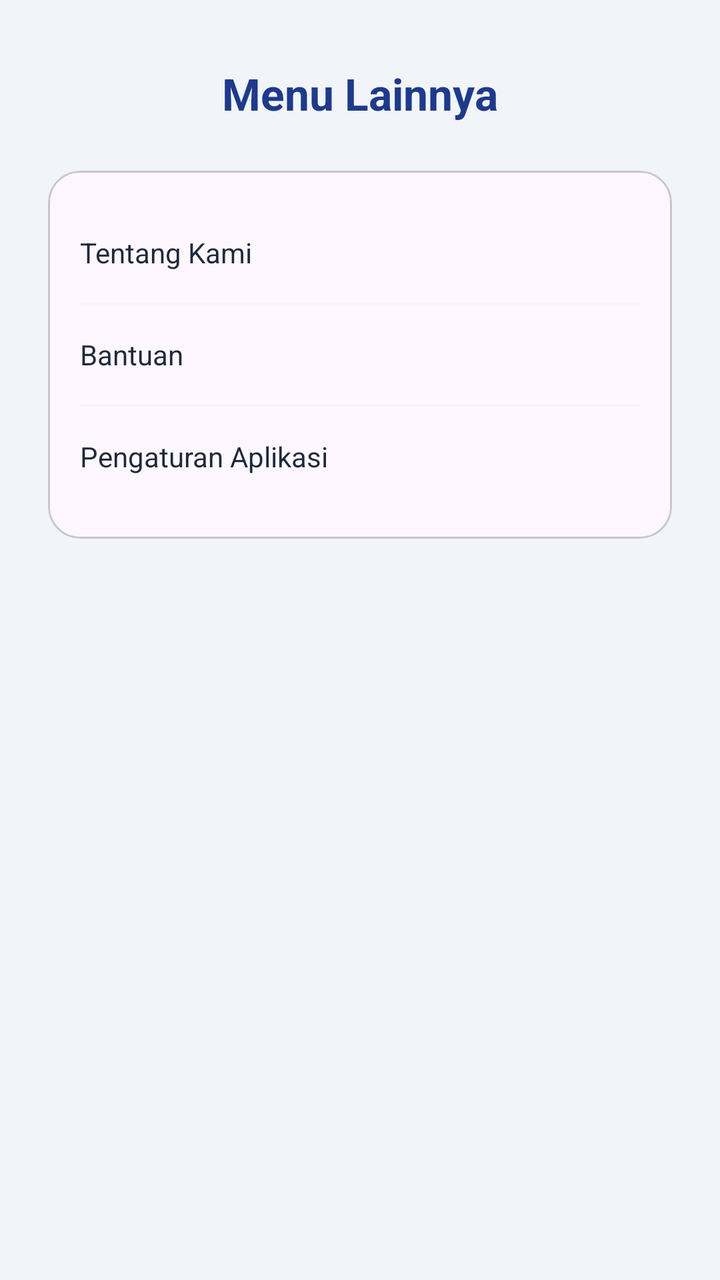
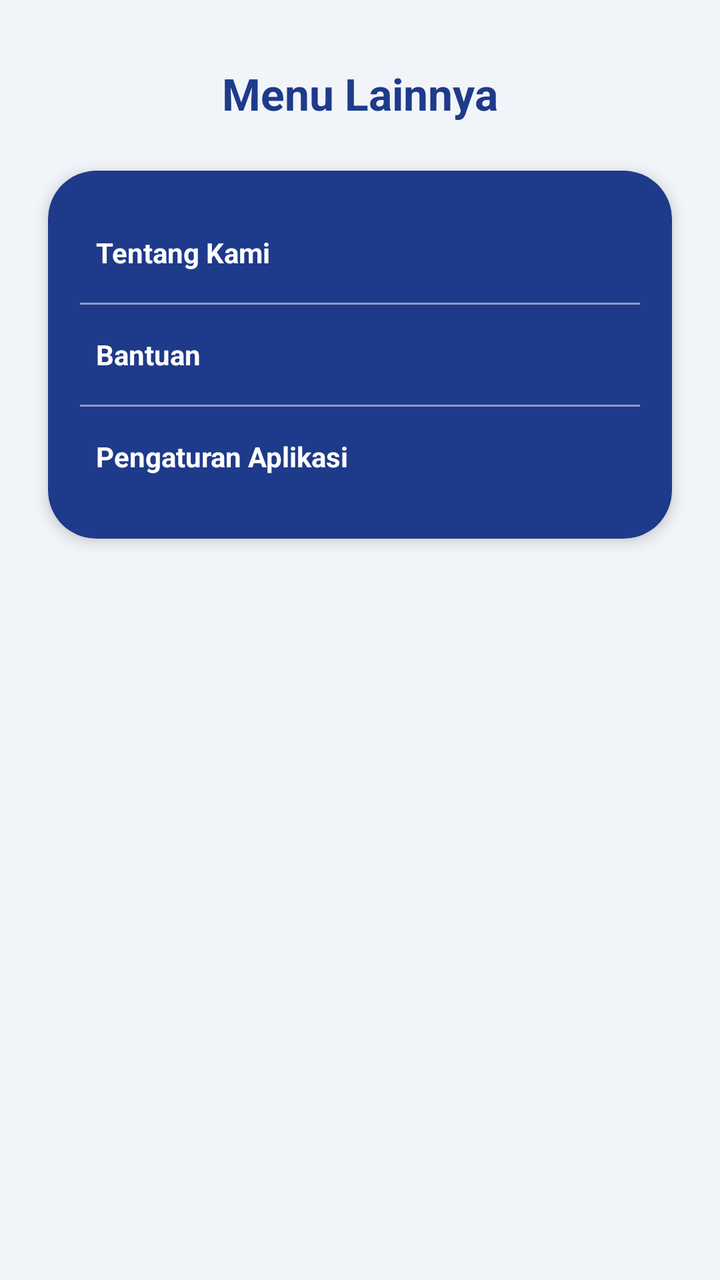

Two renders of the same Android screen: before a commit and after it. Below are the layout's source before the change and the commit's diff.
<!-- AndroidManifest.xml: application theme Theme.ProjectMobile -->
<!-- res/layout/fragment_more.xml -->
<?xml version="1.0" encoding="utf-8"?>
<androidx.constraintlayout.widget.ConstraintLayout
    xmlns:android="http://schemas.android.com/apk/res/android"
    xmlns:app="http://schemas.android.com/apk/res-auto"
    android:layout_width="match_parent"
    android:layout_height="match_parent"
    android:background="#F1F5F9">

    <TextView
        android:id="@+id/tvMoreTitle"
        android:layout_width="wrap_content"
        android:layout_height="wrap_content"
        android:text="Menu Lainnya"
        android:textColor="#1E3A8A"
        android:textSize="22sp"
        android:textStyle="bold"
        android:layout_marginTop="32dp"
        app:layout_constraintTop_toTopOf="parent"
        app:layout_constraintStart_toStartOf="parent"
        app:layout_constraintEnd_toEndOf="parent"/>

    <com.google.android.material.card.MaterialCardView
        android:layout_width="match_parent"
        android:layout_height="wrap_content"
        android:layout_margin="24dp"
        app:cardCornerRadius="16dp"
        app:layout_constraintTop_toBottomOf="@id/tvMoreTitle">

        <LinearLayout
            android:layout_width="match_parent"
            android:layout_height="wrap_content"
            android:orientation="vertical"
            android:padding="16dp">

            <TextView
                android:layout_width="match_parent"
                android:layout_height="50dp"
                android:gravity="center_vertical"
                android:text="Tentang Kami"
                android:textColor="#1E293B"/>

            <View
                android:layout_width="match_parent"
                android:layout_height="1dp"
                android:background="#F1F5F9"/>

            <TextView
                android:layout_width="match_parent"
                android:layout_height="50dp"
                android:gravity="center_vertical"
                android:text="Bantuan"
                android:textColor="#1E293B"/>

            <View
                android:layout_width="match_parent"
                android:layout_height="1dp"
                android:background="#F1F5F9"/>

            <TextView
                android:layout_width="match_parent"
                android:layout_height="50dp"
                android:gravity="center_vertical"
                android:text="Pengaturan Aplikasi"
                android:textColor="#1E293B"/>

        </LinearLayout>
    </com.google.android.material.card.MaterialCardView>

</androidx.constraintlayout.widget.ConstraintLayout>
<!-- resources referenced by this layout -->
<resources>
  <style name="Theme.ProjectMobile" parent="Base.Theme.ProjectMobile" />
  <style name="Base.Theme.ProjectMobile" parent="Theme.Material3.DayNight.NoActionBar">
          
          
      </style>
</resources>

<!-- the commit's change to res/layout/fragment_more.xml (unified diff, before → after) -->
@@ -11,7 +11,7 @@
         android:layout_width="wrap_content"
         android:layout_height="wrap_content"
         android:text="Menu Lainnya"
-        android:textColor="#1E3A8A"
+        android:textColor="@color/blue_pcr"
         android:textSize="22sp"
         android:textStyle="bold"
         android:layout_marginTop="32dp"
@@ -23,7 +23,10 @@
         android:layout_width="match_parent"
         android:layout_height="wrap_content"
         android:layout_margin="24dp"
-        app:cardCornerRadius="16dp"
+        app:cardBackgroundColor="@color/blue_pcr"
+        app:cardCornerRadius="24dp"
+        app:cardElevation="4dp"
+        app:strokeWidth="0dp"
         app:layout_constraintTop_toBottomOf="@id/tvMoreTitle">
 
         <LinearLayout
@@ -37,31 +40,37 @@
                 android:layout_height="50dp"
                 android:gravity="center_vertical"
                 android:text="Tentang Kami"
-                android:textColor="#1E293B"/>
+                android:textColor="#FFFFFF"
+                android:textStyle="bold"
+                android:paddingStart="8dp"/>
 
             <View
                 android:layout_width="match_parent"
                 android:layout_height="1dp"
-                android:background="#F1F5F9"/>
+                android:background="#80FFFFFF"/>
 
             <TextView
                 android:layout_width="match_parent"
                 android:layout_height="50dp"
                 android:gravity="center_vertical"
                 android:text="Bantuan"
-                android:textColor="#1E293B"/>
+                android:textColor="#FFFFFF"
+                android:textStyle="bold"
+                android:paddingStart="8dp"/>
 
             <View
                 android:layout_width="match_parent"
                 android:layout_height="1dp"
-                android:background="#F1F5F9"/>
+                android:background="#80FFFFFF"/>
 
             <TextView
                 android:layout_width="match_parent"
                 android:layout_height="50dp"
                 android:gravity="center_vertical"
                 android:text="Pengaturan Aplikasi"
-                android:textColor="#1E293B"/>
+                android:textColor="#FFFFFF"
+                android:textStyle="bold"
+                android:paddingStart="8dp"/>
 
         </LinearLayout>
     </com.google.android.material.card.MaterialCardView>
<!-- resource entries referenced after the edit -->
@@ -1,5 +1,6 @@
 <!-- resources referenced by this layout -->
 <resources>
+  <color name="blue_pcr">#1E3A8A</color>
   <style name="Theme.ProjectMobile" parent="Base.Theme.ProjectMobile" />
   <style name="Base.Theme.ProjectMobile" parent="Theme.Material3.DayNight.NoActionBar">
           
